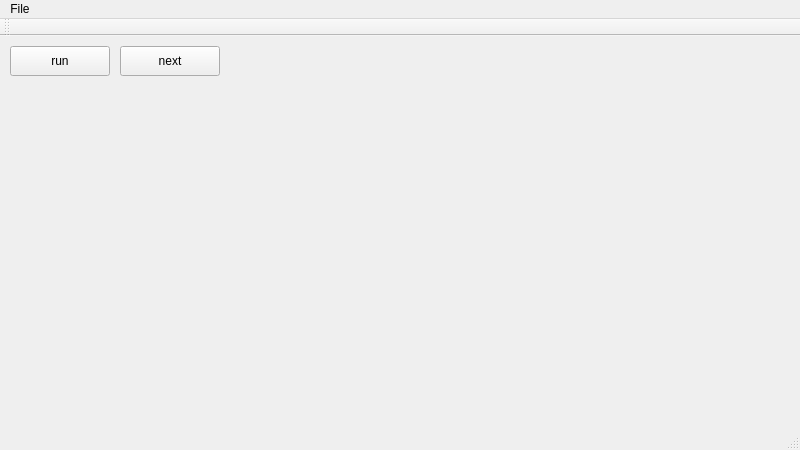
Before: the Qt Designer form GameOfLife/GameOfLife/gameoflifeview.ui in gunhoo/the-game-of-life, drawn with Qt 5.
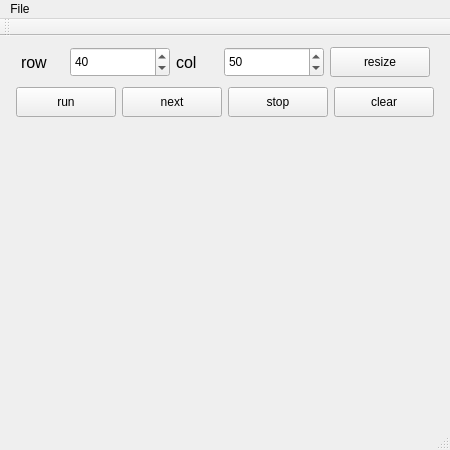
After: the same form once the commit is applied.

What changed in the file:
```diff
--- a/GameOfLife/GameOfLife/gameoflifeview.ui
+++ b/GameOfLife/GameOfLife/gameoflifeview.ui
@@ -6,13 +6,13 @@
    <rect>
     <x>0</x>
     <y>0</y>
-    <width>800</width>
+    <width>450</width>
     <height>450</height>
    </rect>
   </property>
   <property name="minimumSize">
    <size>
-    <width>800</width>
+    <width>450</width>
     <height>450</height>
    </size>
   </property>
@@ -23,58 +23,207 @@
    </size>
   </property>
   <property name="windowTitle">
-   <string>GameOfLifeView</string>
+   <string>Game of Life</string>
+  </property>
+  <property name="autoFillBackground">
+   <bool>false</bool>
   </property>
   <widget class="QWidget" name="centralWidget">
-   <widget class="QPushButton" name="runButton">
+   <widget class="QWidget" name="horizontalLayoutWidget">
     <property name="geometry">
      <rect>
       <x>10</x>
-      <y>10</y>
-      <width>100</width>
-      <height>30</height>
+      <y>0</y>
+      <width>431</width>
+      <height>41</height>
      </rect>
     </property>
-    <property name="minimumSize">
-     <size>
-      <width>100</width>
-      <height>30</height>
-     </size>
+    <layout class="QHBoxLayout" name="horizontalLayout" stretch="0,0,0,0,0">
+     <item>
+      <widget class="QLabel" name="label">
+       <property name="minimumSize">
+        <size>
+         <width>25</width>
+         <height>30</height>
+        </size>
+       </property>
+       <property name="font">
+        <font>
+         <pointsize>12</pointsize>
+         <weight>50</weight>
+         <bold>false</bold>
+        </font>
+       </property>
+       <property name="text">
+        <string>row</string>
+       </property>
+      </widget>
+     </item>
+     <item>
+      <widget class="QSpinBox" name="universeSizeX">
+       <property name="minimumSize">
+        <size>
+         <width>100</width>
+         <height>30</height>
+        </size>
+       </property>
+       <property name="value">
+        <number>40</number>
+       </property>
+      </widget>
+     </item>
+     <item>
+      <widget class="QLabel" name="label_2">
+       <property name="minimumSize">
+        <size>
+         <width>25</width>
+         <height>30</height>
+        </size>
+       </property>
+       <property name="font">
+        <font>
+         <pointsize>12</pointsize>
+         <weight>50</weight>
+         <bold>false</bold>
+        </font>
+       </property>
+       <property name="text">
+        <string>col</string>
+       </property>
+      </widget>
+     </item>
+     <item>
+      <widget class="QSpinBox" name="universeSizeY">
+       <property name="minimumSize">
+        <size>
+         <width>100</width>
+         <height>30</height>
+        </size>
+       </property>
+       <property name="value">
+        <number>50</number>
+       </property>
+      </widget>
+     </item>
+     <item>
+      <widget class="QPushButton" name="resizeButton">
+       <property name="minimumSize">
+        <size>
+         <width>100</width>
+         <height>30</height>
+        </size>
+       </property>
+       <property name="maximumSize">
+        <size>
+         <width>100</width>
+         <height>30</height>
+        </size>
+       </property>
+       <property name="text">
+        <string>resize</string>
+       </property>
+      </widget>
+     </item>
+    </layout>
+   </widget>
+   <widget class="QWidget" name="horizontalLayoutWidget_2">
+    <property name="geometry">
+     <rect>
+      <x>5</x>
+      <y>40</y>
+      <width>441</width>
+      <height>41</height>
+     </rect>
     </property>
-    <property name="maximumSize">
-     <size>
-      <width>100</width>
-      <height>30</height>
-     </size>
-    </property>
-    <property name="text">
-     <string>run</string>
-    </property>
+    <layout class="QHBoxLayout" name="horizontalLayout_2">
+     <item>
+      <widget class="QPushButton" name="runButton">
+       <property name="minimumSize">
+        <size>
+         <width>100</width>
+         <height>30</height>
+        </size>
+       </property>
+       <property name="maximumSize">
+        <size>
+         <width>100</width>
+         <height>30</height>
+        </size>
+       </property>
+       <property name="text">
+        <string>run</string>
+       </property>
+      </widget>
+     </item>
+     <item>
+      <widget class="QPushButton" name="nextButton">
+       <property name="minimumSize">
+        <size>
+         <width>100</width>
+         <height>30</height>
+        </size>
+       </property>
+       <property name="maximumSize">
+        <size>
+         <width>100</width>
+         <height>30</height>
+        </size>
+       </property>
+       <property name="text">
+        <string>next</string>
+       </property>
+      </widget>
+     </item>
+     <item>
+      <widget class="QPushButton" name="stopButton">
+       <property name="minimumSize">
+        <size>
+         <width>100</width>
+         <height>30</height>
+        </size>
+       </property>
+       <property name="maximumSize">
+        <size>
+         <width>100</width>
+         <height>30</height>
+        </size>
+       </property>
+       <property name="text">
+        <string>stop</string>
+       </property>
+      </widget>
+     </item>
+     <item>
+      <widget class="QPushButton" name="clearButton">
+       <property name="minimumSize">
+        <size>
+         <width>100</width>
+         <height>30</height>
+        </size>
+       </property>
+       <property name="maximumSize">
+        <size>
+         <width>100</width>
+         <height>30</height>
+        </size>
+       </property>
+       <property name="text">
+        <string>clear</string>
+       </property>
+      </widget>
+     </item>
+    </layout>
    </widget>
-   <widget class="QPushButton" name="nextButton">
+   <widget class="QWidget" name="verticalLayoutWidget">
     <property name="geometry">
      <rect>
-      <x>120</x>
-      <y>10</y>
-      <width>100</width>
-      <height>30</height>
+      <x>10</x>
+      <y>90</y>
+      <width>431</width>
+      <height>301</height>
      </rect>
     </property>
-    <property name="minimumSize">
-     <size>
-      <width>100</width>
-      <height>30</height>
-     </size>
-    </property>
-    <property name="maximumSize">
-     <size>
-      <width>100</width>
-      <height>30</height>
-     </size>
-    </property>
-    <property name="text">
-     <string>next</string>
-    </property>
+    <layout class="QVBoxLayout" name="gameLayout"/>
    </widget>
   </widget>
   <widget class="QMenuBar" name="menuBar">
@@ -82,7 +231,7 @@
     <rect>
      <x>0</x>
      <y>0</y>
-     <width>800</width>
+     <width>450</width>
      <height>21</height>
     </rect>
    </property>
```
Left out of the diff: 4 changed lines with no effect on the pictures.
